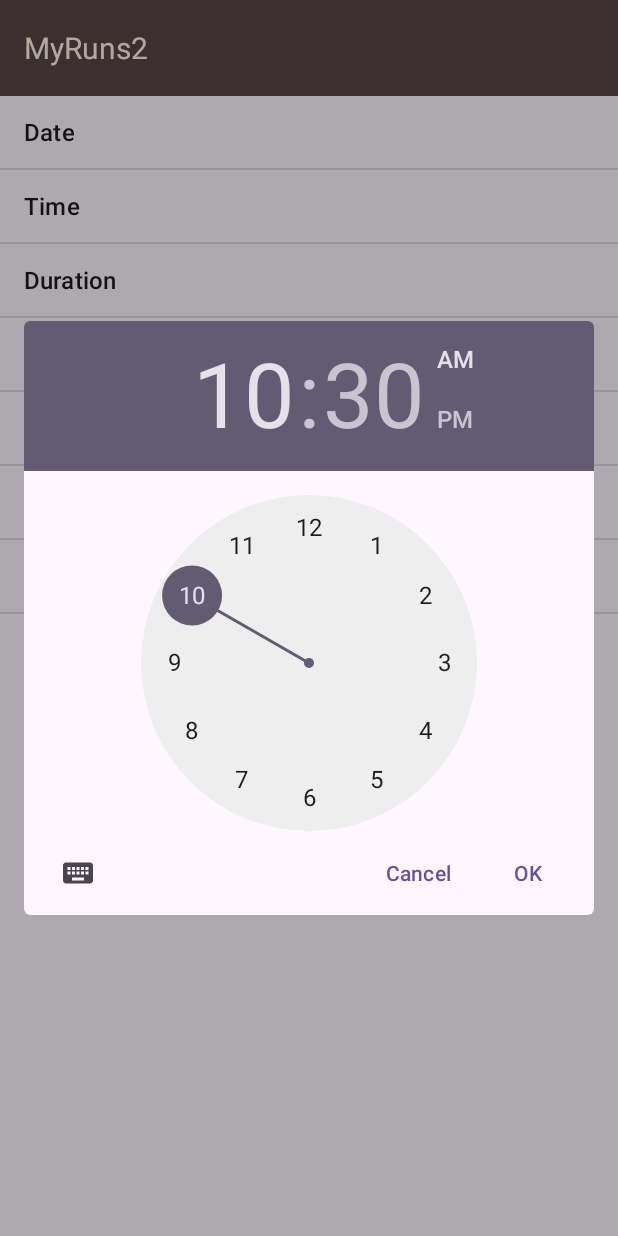
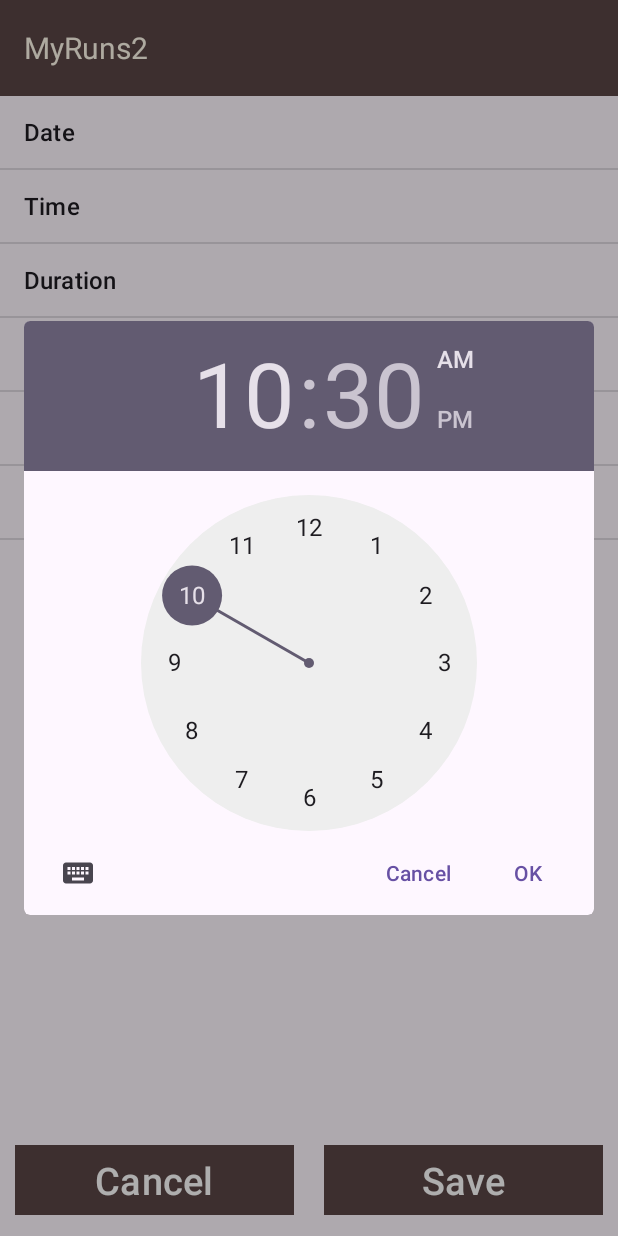
Before and after one commit to dewren99/Deniz_Evrendilek_User_Interface, an Android app: the EntryFragment screen opened through its navigation route, after a tap on "Time", on a phone screen of 412 x 824 dp. Run offline under Robolectric (Android 15) with nearby library versions, the phone set to English and light mode, and no system bars.

```diff
--- a/app/src/main/java/com/example/deniz_evrendilek_user_interface/MainFragment.kt
+++ b/app/src/main/java/com/example/deniz_evrendilek_user_interface/MainFragment.kt
@@ -5,9 +5,11 @@ import androidx.fragment.app.Fragment
 import android.view.LayoutInflater
 import android.view.View
 import android.view.ViewGroup
-import androidx.navigation.findNavController
 import androidx.viewpager2.adapter.FragmentStateAdapter
 import androidx.viewpager2.widget.ViewPager2
+import com.example.deniz_evrendilek_user_interface.tabs.HistoryFragment
+import com.example.deniz_evrendilek_user_interface.tabs.SettingsFragment
+import com.example.deniz_evrendilek_user_interface.tabs.StartFragment
 import com.google.android.material.tabs.TabLayout
 import com.google.android.material.tabs.TabLayoutMediator
 
--- a/app/src/main/java/com/example/deniz_evrendilek_user_interface/HistoryFragment.kt
+++ b/app/src/main/java/com/example/deniz_evrendilek_user_interface/tabs/HistoryFragment.kt
@@ -1,10 +1,11 @@
-package com.example.deniz_evrendilek_user_interface
+package com.example.deniz_evrendilek_user_interface.tabs
 
 import android.os.Bundle
 import androidx.fragment.app.Fragment
 import android.view.LayoutInflater
 import android.view.View
 import android.view.ViewGroup
+import com.example.deniz_evrendilek_user_interface.R
 
 // TODO: Rename parameter arguments, choose names that match
 // the fragment initialization parameters, e.g. ARG_ITEM_NUMBER
--- a/app/src/main/java/com/example/deniz_evrendilek_user_interface/SettingsFragment.kt
+++ b/app/src/main/java/com/example/deniz_evrendilek_user_interface/tabs/SettingsFragment.kt
@@ -1,16 +1,15 @@
-package com.example.deniz_evrendilek_user_interface
+package com.example.deniz_evrendilek_user_interface.tabs
 
 import android.content.Intent
 import android.net.Uri
 import android.os.Bundle
-import androidx.navigation.NavController
-import androidx.navigation.findNavController
 import androidx.navigation.fragment.NavHostFragment
 import androidx.preference.CheckBoxPreference
 import androidx.preference.EditTextPreference
 import androidx.preference.ListPreference
 import androidx.preference.Preference
 import androidx.preference.PreferenceFragmentCompat
+import com.example.deniz_evrendilek_user_interface.R
 
 class SettingsFragment : PreferenceFragmentCompat() {
     private lateinit var profilePreference: Preference
--- a/app/src/main/java/com/example/deniz_evrendilek_user_interface/StartFragment.kt
+++ b/app/src/main/java/com/example/deniz_evrendilek_user_interface/tabs/StartFragment.kt
@@ -1,4 +1,4 @@
-package com.example.deniz_evrendilek_user_interface
+package com.example.deniz_evrendilek_user_interface.tabs
 
 import android.os.Bundle
 import android.view.LayoutInflater
@@ -10,6 +10,7 @@ import android.widget.Button
 import android.widget.Spinner
 import androidx.fragment.app.Fragment
 import androidx.navigation.fragment.findNavController
+import com.example.deniz_evrendilek_user_interface.R
 
 
 class StartFragment : Fragment() {
--- a/app/src/main/java/com/example/deniz_evrendilek_user_interface/EntryFragment.kt
+++ b/app/src/main/java/com/example/deniz_evrendilek_user_interface/user_exercise_entry/EntryFragment.kt
@@ -1,4 +1,4 @@
-package com.example.deniz_evrendilek_user_interface
+package com.example.deniz_evrendilek_user_interface.user_exercise_entry
 
 import android.app.AlertDialog
 import android.app.DatePickerDialog
@@ -12,12 +12,14 @@ import android.view.LayoutInflater
 import android.view.View
 import android.view.ViewGroup
 import android.widget.ArrayAdapter
+import android.widget.Button
 import android.widget.DatePicker
 import android.widget.EditText
 import android.widget.ListView
-import android.widget.TextView
 import android.widget.TimePicker
 import androidx.fragment.app.Fragment
+import androidx.navigation.fragment.findNavController
+import com.example.deniz_evrendilek_user_interface.R
 
 val ENTRY_OPTIONS = arrayOf(
     "Date", "Time", "Duration", "Distance", "Calories", "Heart Rate", "Comment"
@@ -31,12 +33,10 @@ class EntryFragment : Fragment(),
         TimePickerDialog.OnTimeSetListener {
     private lateinit var view: View
     private lateinit var listView: ListView
+    private lateinit var buttonSave: Button
+    private lateinit var buttonCancel: Button
 
-    private var day: Int? = null
-    private var month: Int? = null
-    private var year: Int? = null
-    private var hour: Int? = null
-    private var minute: Int? = null
+    private var exerciseDataState = ExerciseDataState()
 
 
     @Suppress("RedundantOverride")
@@ -74,40 +74,54 @@ class EntryFragment : Fragment(),
                 else -> throw IllegalStateException("Unexpected listView selection: $selected")
             }
         }
+
+        buttonSave = view.findViewById(R.id.manual_entry_save_button)
+        buttonCancel = view.findViewById(R.id.manual_entry_cancel_button)
+        buttonSave.setOnClickListener {
+            findNavController().navigate(R.id.action_entryFragment_to_mainFragment)
+        }
+        buttonCancel.setOnClickListener {
+            findNavController().navigate(R.id.action_entryFragment_to_mainFragment)
+        }
     }
 
     private fun createAndShowDatePicker() {
         val calendar: Calendar = Calendar.getInstance()
-        if (day == null || month == null || year == null) {
-            day = calendar.get(Calendar.DAY_OF_MONTH)
-            month = calendar.get(Calendar.MONTH)
-            year = calendar.get(Calendar.YEAR)
+        if (exerciseDataState.day == null || exerciseDataState.month == null || exerciseDataState.year == null) {
+            exerciseDataState.day = calendar.get(Calendar.DAY_OF_MONTH)
+            exerciseDataState.month = calendar.get(Calendar.MONTH)
+            exerciseDataState.year = calendar.get(Calendar.YEAR)
         }
+        val (day, month, year) = exerciseDataState
         val datePickerDialog = DatePickerDialog(requireActivity(), this, year!!, month!!, day!!)
         datePickerDialog.show()
     }
 
     private fun createAndShowTimePicker() {
         val calendar: Calendar = Calendar.getInstance()
-        this.hour = calendar.get(Calendar.HOUR)
-        this.minute = calendar.get(Calendar.MINUTE)
+        exerciseDataState.hour = calendar.get(Calendar.HOUR)
+        exerciseDataState.minute = calendar.get(Calendar.MINUTE)
 
         val timePickerDialog = TimePickerDialog(
-            requireActivity(), this, hour!!, minute!!, DateFormat.is24HourFormat(requireContext())
+            requireActivity(),
+            this,
+            exerciseDataState.hour!!,
+            exerciseDataState.minute!!,
+            DateFormat.is24HourFormat(requireContext())
         )
         timePickerDialog.show()
     }
 
     override fun onDateSet(view: DatePicker?, year: Int, month: Int, dayOfMonth: Int) {
-        this.year = year
-        this.month = month
-        this.day = dayOfMonth
+        exerciseDataState.year = year
+        exerciseDataState.month = month
+        exerciseDataState.day = dayOfMonth
     }
 
     override fun onTimeSet(view: TimePicker?, hourOfDay: Int, minute: Int) {
-        this.hour = hourOfDay
-        this.minute = minute
-        println("$hourOfDay:$minute $day/$month/$year")
+        exerciseDataState.hour = hourOfDay
+        exerciseDataState.minute = minute
+        println("$hourOfDay:$minute")
     }
 
     @Suppress("SameParameterValue")
--- /dev/null
+++ b/app/src/main/java/com/example/deniz_evrendilek_user_interface/user_exercise_entry/ExerciseDataState.kt
@@ -0,0 +1,14 @@
+package com.example.deniz_evrendilek_user_interface.user_exercise_entry
+
+data class ExerciseDataState(
+    var day: Int? = null,
+    var month: Int? = null,
+    var year: Int? = null,
+    var hour: Int? = null,
+    var minute: Int? = null,
+    var duration: Int? = null,
+    var distance: Int? = null,
+    var calories: Int? = null,
+    var heartRate: Int? = null,
+    var comment: String? = null
+)
--- a/app/src/main/res/layout/fragment_entry.xml
+++ b/app/src/main/res/layout/fragment_entry.xml
@@ -1,10 +1,50 @@
 <?xml version="1.0" encoding="utf-8"?>
-<ListView xmlns:android="http://schemas.android.com/apk/res/android"
+<androidx.constraintlayout.widget.ConstraintLayout xmlns:android="http://schemas.android.com/apk/res/android"
+    xmlns:app="http://schemas.android.com/apk/res-auto"
     xmlns:tools="http://schemas.android.com/tools"
     android:layout_width="match_parent"
-    android:layout_height="match_parent"
-    tools:context=".EntryFragment"
-    android:id="@+id/list_view">
+    android:layout_height="fill_parent"
+    android:orientation="vertical">
 
 
-</ListView>
+    <ListView
+        android:id="@+id/list_view"
+        android:layout_width="match_parent"
+        android:layout_height="0dp"
+        android:stackFromBottom="true"
+        android:transcriptMode="alwaysScroll"
+        tools:context=".user_exercise_entry.EntryFragment">
+
+
+    </ListView>
+
+
+    <LinearLayout
+        android:layout_width="match_parent"
+        android:layout_height="wrap_content"
+        android:orientation="horizontal"
+        android:padding="10dp"
+        app:layout_constraintBottom_toBottomOf="parent">
+
+        <com.google.android.material.button.MaterialButton
+            android:id="@+id/manual_entry_cancel_button"
+            android:layout_width="0dp"
+            android:layout_height="wrap_content"
+            android:layout_marginEnd="20dp"
+            android:layout_weight="1"
+            android:backgroundTint="@color/palette_1"
+            android:text="Cancel"
+            android:textSize="25sp"
+            app:cornerRadius="0dp" />
+
+        <com.google.android.material.button.MaterialButton
+            android:id="@+id/manual_entry_save_button"
+            android:layout_width="0dp"
+            android:layout_height="wrap_content"
+            android:layout_weight="1"
+            android:backgroundTint="@color/palette_1"
+            android:text="Save"
+            android:textSize="25sp"
+            app:cornerRadius="0dp" />
+    </LinearLayout>
+</androidx.constraintlayout.widget.ConstraintLayout>
--- a/app/src/main/res/layout/fragment_history.xml
+++ b/app/src/main/res/layout/fragment_history.xml
@@ -3,7 +3,7 @@
     xmlns:tools="http://schemas.android.com/tools"
     android:layout_width="match_parent"
     android:layout_height="match_parent"
-    tools:context=".HistoryFragment">
+    tools:context=".tabs.HistoryFragment">
 
     <!-- TODO: Update blank fragment layout -->
     <TextView
--- a/app/src/main/res/layout/fragment_start.xml
+++ b/app/src/main/res/layout/fragment_start.xml
@@ -5,7 +5,7 @@
     android:layout_height="match_parent"
     android:orientation="vertical"
     android:padding="20dp"
-    tools:context=".StartFragment">
+    tools:context=".tabs.StartFragment">
 
     <LinearLayout
         android:layout_width="match_parent"
--- a/app/src/main/res/navigation/nav_graph.xml
+++ b/app/src/main/res/navigation/nav_graph.xml
@@ -19,7 +19,7 @@
     </fragment>
     <fragment
         android:id="@+id/settingsFragment"
-        android:name="com.example.deniz_evrendilek_user_interface.SettingsFragment"
+        android:name="com.example.deniz_evrendilek_user_interface.tabs.SettingsFragment"
         android:label="SettingsFragment">
         <action
             android:id="@+id/action_settingsFragment_to_profileFragment"
@@ -31,12 +31,20 @@
         android:label="ProfileFragment" />
     <fragment
         android:id="@+id/entryFragment"
-        android:name="com.example.deniz_evrendilek_user_interface.EntryFragment"
+        android:name="com.example.deniz_evrendilek_user_interface.user_exercise_entry.EntryFragment"
         android:label="fragment_entry"
-        tools:layout="@layout/fragment_entry" />
+        tools:layout="@layout/fragment_entry" >
+        <action
+            android:id="@+id/action_entryFragment_to_mainFragment"
+            app:destination="@id/mainFragment" />
+    </fragment>
     <fragment
         android:id="@+id/mapFragment"
-        android:name="com.example.deniz_evrendilek_user_interface.MapFragment"
+        android:name="com.example.deniz_evrendilek_user_interface.user_exercise_entry.MapFragment"
         android:label="fragment_map"
-        tools:layout="@layout/fragment_map" />
+        tools:layout="@layout/fragment_map" >
+        <action
+            android:id="@+id/action_mapFragment_to_mainFragment"
+            app:destination="@id/mainFragment" />
+    </fragment>
 </navigation>
```
Also changed, not shown: app/src/main/java/com/example/deniz_evrendilek_user_interface/MapFragment.kt (deleted, +0 -33 lines), app/src/main/java/com/example/deniz_evrendilek_user_interface/user_exercise_entry/MapFragment.kt (added, +50 -0 lines), app/src/main/res/layout/fragment_map.xml (+31 -7 lines).
